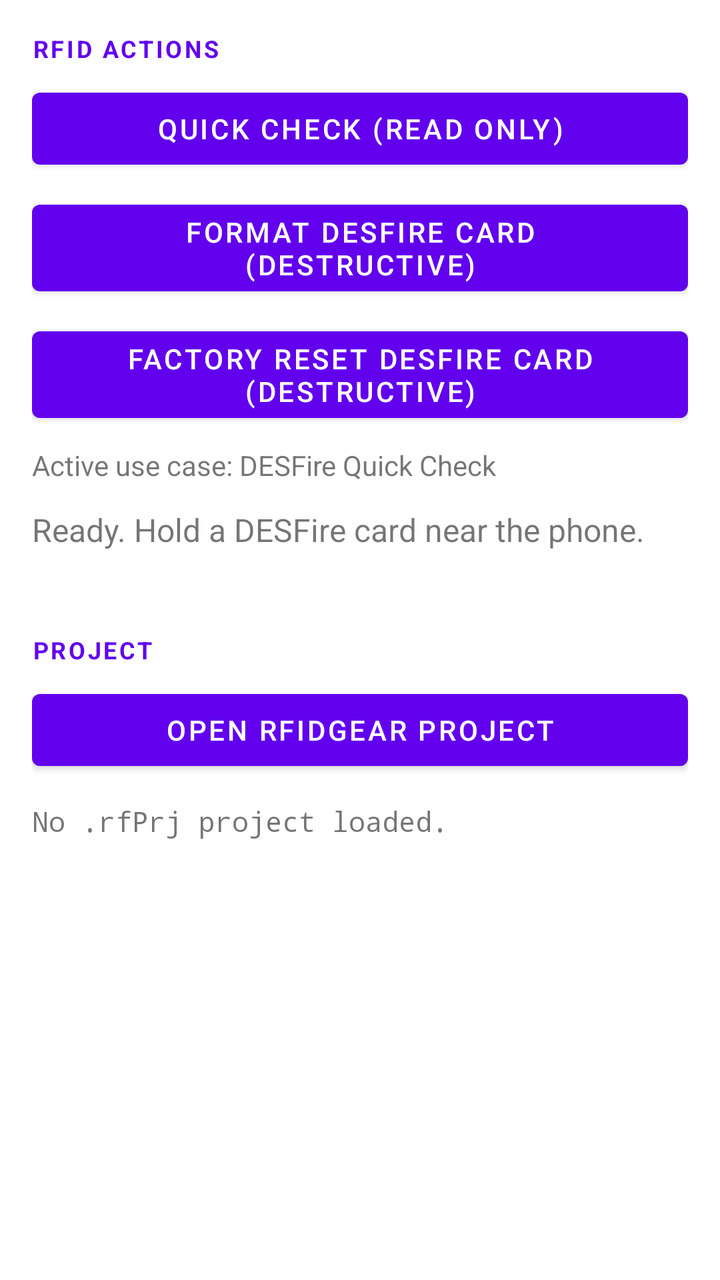
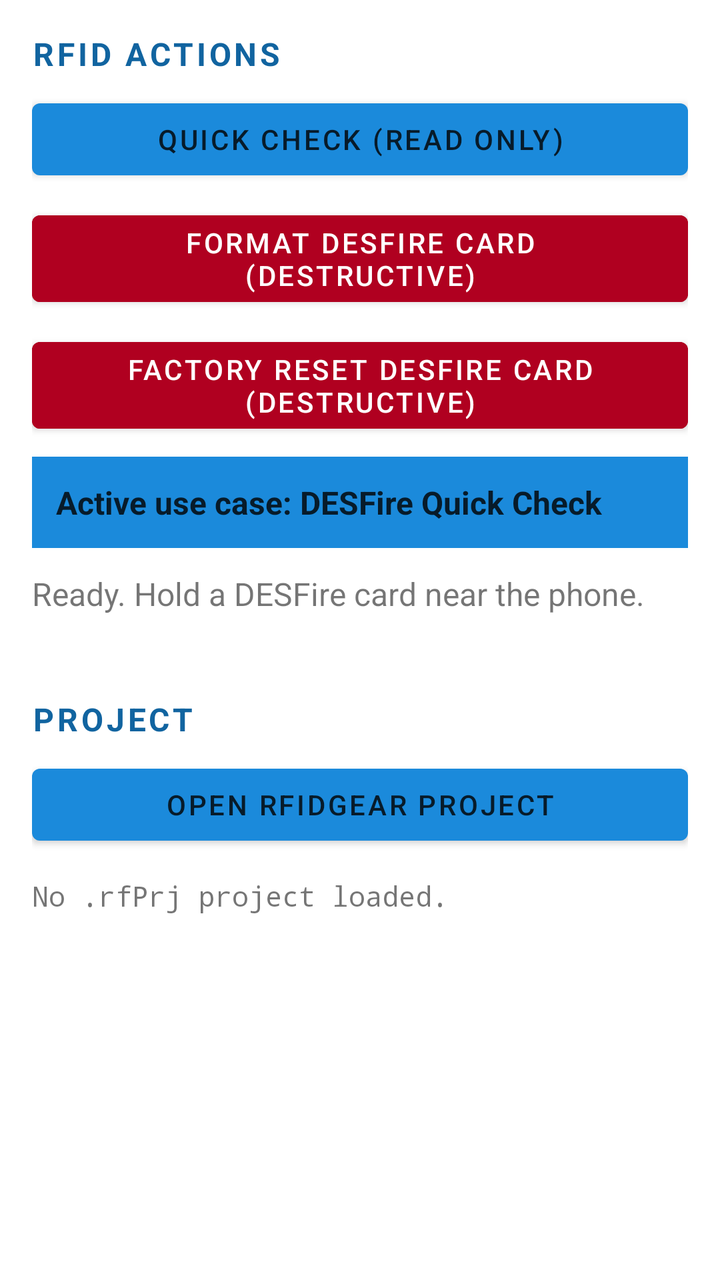

Before-and-after screenshots of an Android layout around one commit, followed by the original layout XML and the change that was made.
<!-- AndroidManifest.xml: application theme Theme.App -->
<!-- res/layout/fragment_actions.xml -->
<?xml version="1.0" encoding="utf-8"?>
<ScrollView xmlns:android="http://schemas.android.com/apk/res/android"
    android:layout_width="match_parent"
    android:layout_height="match_parent">

    <LinearLayout
        android:layout_width="match_parent"
        android:layout_height="wrap_content"
        android:orientation="vertical"
        android:padding="16dp">

        <TextView
            android:layout_width="match_parent"
            android:layout_height="wrap_content"
            android:text="RFID ACTIONS"
            android:textStyle="bold"
            android:textSize="12sp"
            android:letterSpacing="0.1"
            android:textColor="?attr/colorPrimary"
            android:layout_marginBottom="8dp" />

        <Button
            android:id="@+id/selectQuickCheckUseCase"
            android:layout_width="match_parent"
            android:layout_height="wrap_content"
            android:text="Quick Check (read only)" />

        <Button
            android:id="@+id/selectFormatUseCase"
            android:layout_width="match_parent"
            android:layout_height="wrap_content"
            android:layout_marginTop="8dp"
            android:text="Format DESFire card (destructive)" />

        <Button
            android:id="@+id/selectFactoryResetUseCase"
            android:layout_width="match_parent"
            android:layout_height="wrap_content"
            android:layout_marginTop="8dp"
            android:text="Factory Reset DESFire card (destructive)" />

        <TextView
            android:id="@+id/activeUseCaseSummary"
            android:layout_width="match_parent"
            android:layout_height="wrap_content"
            android:layout_marginTop="8dp"
            android:text="Active use case: DESFire Quick Check"
            android:textIsSelectable="true" />

        <TextView
            android:id="@+id/nfcStatus"
            android:layout_width="match_parent"
            android:layout_height="wrap_content"
            android:layout_marginTop="12dp"
            android:textSize="16sp"
            android:text="Ready. Hold a DESFire card near the phone." />

        <View
            android:layout_width="match_parent"
            android:layout_height="1dp"
            android:layout_marginTop="24dp"
            android:layout_marginBottom="16dp"
            android:background="?attr/colorControlNormal"
            android:alpha="0.2" />

        <TextView
            android:layout_width="match_parent"
            android:layout_height="wrap_content"
            android:text="PROJECT"
            android:textStyle="bold"
            android:textSize="12sp"
            android:letterSpacing="0.1"
            android:textColor="?attr/colorPrimary"
            android:layout_marginBottom="8dp" />

        <Button
            android:id="@+id/openProject"
            android:layout_width="match_parent"
            android:layout_height="wrap_content"
            android:text="Open RFIDGear project" />

        <TextView
            android:id="@+id/projectSummary"
            android:layout_width="match_parent"
            android:layout_height="wrap_content"
            android:layout_marginTop="12dp"
            android:text="No .rfPrj project loaded."
            android:textIsSelectable="true"
            android:typeface="monospace" />

    </LinearLayout>
</ScrollView>
<!-- resources referenced by this layout -->
<resources>
  <style name="Theme.App" parent="Theme.MaterialComponents.DayNight.NoActionBar">
          <item name="android:windowActionModeOverlay">true</item>
      </style>
</resources>

<!-- the commit's change to res/layout/fragment_actions.xml (unified diff, before → after) -->
@@ -14,9 +14,9 @@
             android:layout_height="wrap_content"
             android:text="RFID ACTIONS"
             android:textStyle="bold"
-            android:textSize="12sp"
+            android:textSize="16sp"
             android:letterSpacing="0.1"
-            android:textColor="?attr/colorPrimary"
+            android:textColor="@color/brand_blue_text"
             android:layout_marginBottom="8dp" />
 
         <Button
@@ -27,6 +27,8 @@
 
         <Button
             android:id="@+id/selectFormatUseCase"
+            android:backgroundTint="?attr/colorError"
+            android:textColor="?attr/colorOnError"
             android:layout_width="match_parent"
             android:layout_height="wrap_content"
             android:layout_marginTop="8dp"
@@ -34,6 +36,8 @@
 
         <Button
             android:id="@+id/selectFactoryResetUseCase"
+            android:backgroundTint="?attr/colorError"
+            android:textColor="?attr/colorOnError"
             android:layout_width="match_parent"
             android:layout_height="wrap_content"
             android:layout_marginTop="8dp"
@@ -45,6 +49,11 @@
             android:layout_height="wrap_content"
             android:layout_marginTop="8dp"
             android:text="Active use case: DESFire Quick Check"
+            android:textStyle="bold"
+            android:textSize="16sp"
+            android:textColor="?attr/colorOnPrimary"
+            android:background="?attr/colorPrimary"
+            android:padding="12dp"
             android:textIsSelectable="true" />
 
         <TextView
@@ -68,9 +77,9 @@
             android:layout_height="wrap_content"
             android:text="PROJECT"
             android:textStyle="bold"
-            android:textSize="12sp"
+            android:textSize="16sp"
             android:letterSpacing="0.1"
-            android:textColor="?attr/colorPrimary"
+            android:textColor="@color/brand_blue_text"
             android:layout_marginBottom="8dp" />
 
         <Button
<!-- resource entries referenced after the edit -->
@@ -1,7 +1,18 @@
 <!-- resources referenced by this layout -->
 <resources>
+  <color name="brand_blue_text">#1164A0</color>
   <style name="Theme.App" parent="Theme.MaterialComponents.DayNight.NoActionBar">
           <item name="android:windowActionModeOverlay">true</item>
+          <item name="colorPrimary">@color/brand_blue</item>
+          <item name="colorPrimaryVariant">@color/brand_blue_dark</item>
+          <item name="colorPrimaryDark">@color/brand_blue_dark</item>
+          <item name="colorSecondary">@color/brand_blue_text</item>
+          <item name="colorSecondaryVariant">@color/brand_blue_dark</item>
+          <item name="colorOnPrimary">@color/brand_blue_on_primary</item>
+          <item name="colorOnSecondary">@android:color/white</item>
       </style>
+  <color name="brand_blue">#1B8ADB</color>
+  <color name="brand_blue_dark">#1164A0</color>
+  <color name="brand_blue_on_primary">#071B2A</color>
 </resources>
 
